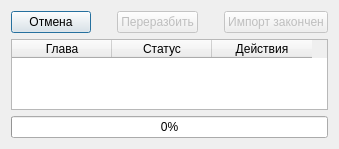
Above: seviz/bookloader/bookloaderdialog.ui from eltimen/seviz before the change. Below: the same form after it.
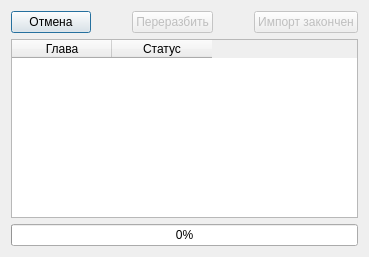
That is the form after the change.

```diff
--- a/seviz/bookloader/bookloaderdialog.ui
+++ b/seviz/bookloader/bookloaderdialog.ui
@@ -9,12 +9,12 @@
    <rect>
     <x>0</x>
     <y>0</y>
-    <width>339</width>
-    <height>149</height>
+    <width>369</width>
+    <height>257</height>
    </rect>
   </property>
   <property name="sizePolicy">
-   <sizepolicy hsizetype="Fixed" vsizetype="Preferred">
+   <sizepolicy hsizetype="Fixed" vsizetype="MinimumExpanding">
     <horstretch>0</horstretch>
     <verstretch>0</verstretch>
    </sizepolicy>
@@ -88,7 +88,7 @@
      <item>
       <widget class="QTableWidget" name="chaptersTableWidget">
        <property name="sizePolicy">
-        <sizepolicy hsizetype="Minimum" vsizetype="Expanding">
+        <sizepolicy hsizetype="Minimum" vsizetype="MinimumExpanding">
          <horstretch>0</horstretch>
          <verstretch>0</verstretch>
         </sizepolicy>
@@ -118,11 +118,14 @@
         <number>0</number>
        </property>
        <property name="columnCount">
-        <number>3</number>
+        <number>2</number>
        </property>
        <attribute name="horizontalHeaderStretchLastSection">
         <bool>false</bool>
        </attribute>
+       <attribute name="verticalHeaderVisible">
+        <bool>false</bool>
+       </attribute>
        <column>
         <property name="text">
          <string>Глава</string>
@@ -133,11 +136,6 @@
          <string>Статус</string>
         </property>
        </column>
-       <column>
-        <property name="text">
-         <string>Действия</string>
-        </property>
-       </column>
       </widget>
      </item>
     </layout>
```
Left out of the diff: 3 changed lines with no effect on the pictures.
